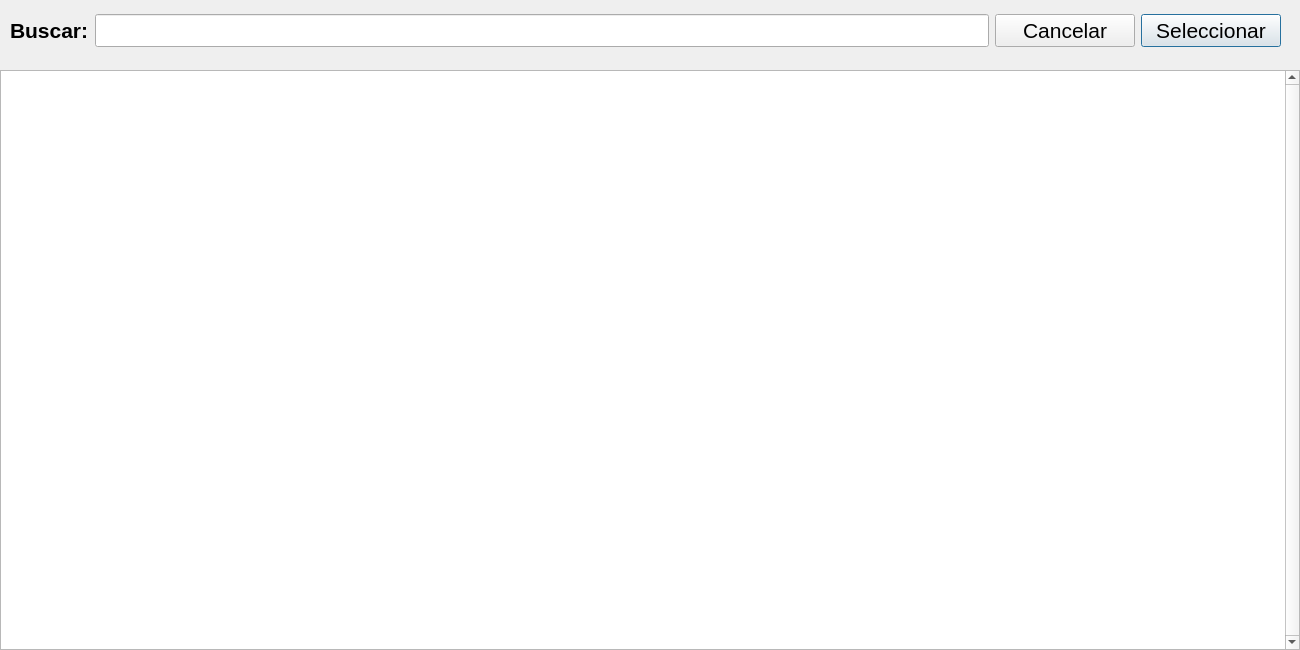
Qt form sociobuscar.ui (agustingabiola/mutCam) before a commit.
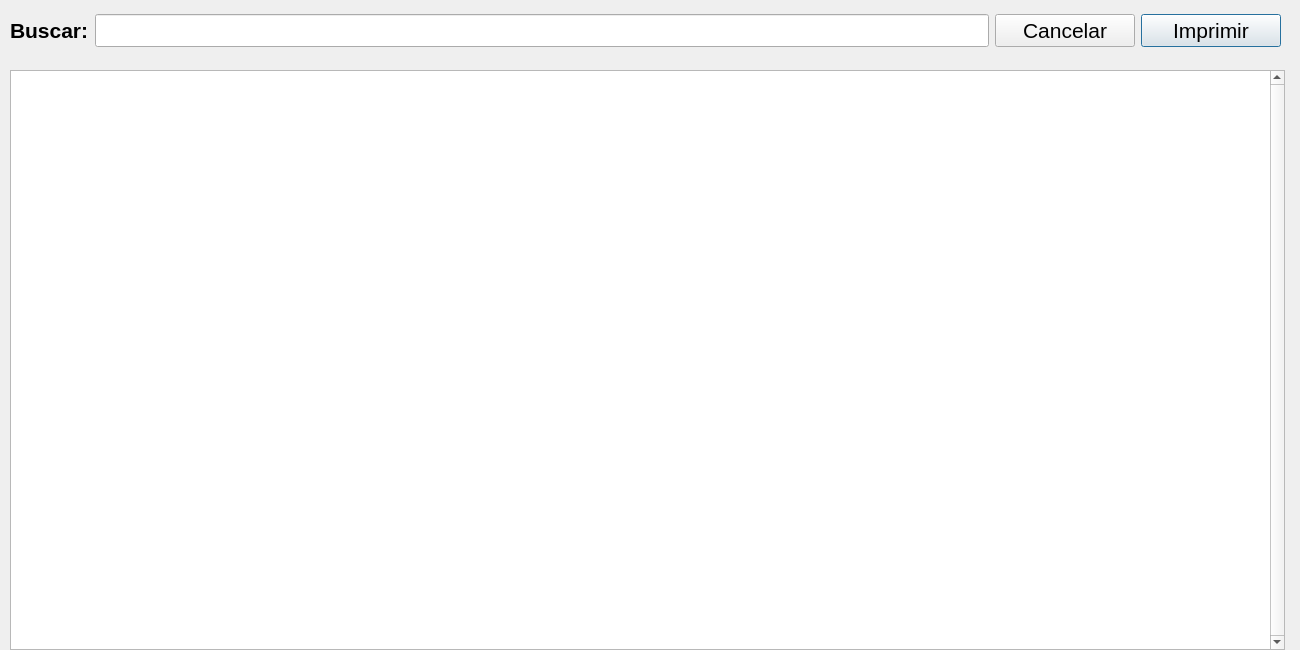
The same form after that commit. Icons and pictures are not drawn.

Commit message: Agregado imprimir socios (falta eliminar algunos campos porque no entran en la pagina) Agregado el dialog para los que tardan mucho

The edit to the form file:
```diff
--- a/sociobuscar.ui
+++ b/sociobuscar.ui
@@ -62,9 +62,9 @@
   <widget class="QTableView" name="tableView">
    <property name="geometry">
     <rect>
-     <x>0</x>
+     <x>10</x>
      <y>70</y>
-     <width>1300</width>
+     <width>1275</width>
      <height>580</height>
     </rect>
    </property>
@@ -76,7 +76,7 @@
    </property>
    <property name="minimumSize">
     <size>
-     <width>1300</width>
+     <width>1275</width>
      <height>500</height>
     </size>
    </property>
@@ -239,7 +239,7 @@
        </font>
       </property>
       <property name="text">
-       <string>Seleccionar</string>
+       <string>Imprimir</string>
       </property>
       <property name="autoDefault">
        <bool>true</bool>
```
Left out of the diff: 2 changed lines with no effect on the pictures. The commit also changes 9 other files.
